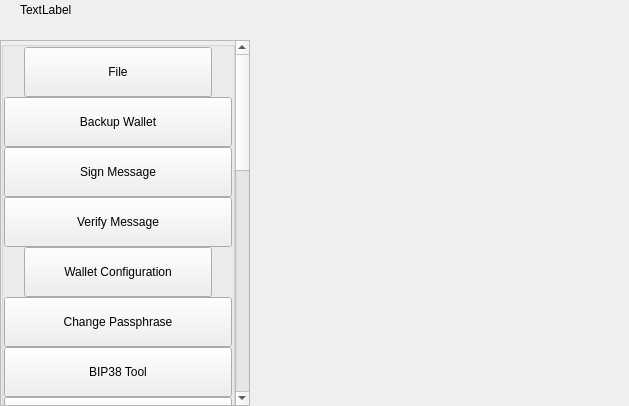
Above: src/qt/vitae/settings/forms/settingswidget.ui from VitaeTeam/Vitae before the change. Below: the same form after it.
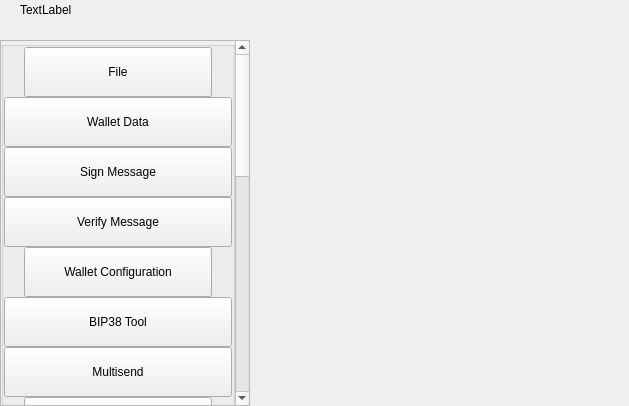
That is the form after the change.

Commit message:
wallet backup and change passphrase connected.
# Conflicts:
#	src/Makefile.qt.include
#	src/qt/vitae/settings/forms/settingschangepasswordwidget.ui
#	src/qt/vitae/settings/settingsbackupwallet.cpp
#	src/qt/vitae/settings/settingschangepasswordwidget.cpp
#	src/qt/vitae/settings/settingschangepasswordwidget.h
#	src/qt/vitae/settings/settingswidget.cpp
#	src/qt/vitae/settings/settingswidget.h

Diff of the .ui file:
```diff
--- a/src/qt/vitae/settings/forms/settingswidget.ui
+++ b/src/qt/vitae/settings/forms/settingswidget.ui
@@ -129,7 +129,7 @@
                <x>0</x>
                <y>0</y>
                <width>230</width>
-               <height>1187</height>
+               <height>1037</height>
               </rect>
              </property>
              <property name="autoFillBackground">
@@ -248,7 +248,7 @@
                          </size>
                         </property>
                         <property name="text">
-                         <string>Backup Wallet</string>
+                         <string>Wallet Data</string>
                         </property>
                         <property name="checkable">
                          <bool>true</bool>
@@ -367,34 +367,6 @@
                       <property name="bottomMargin">
                        <number>0</number>
                       </property>
-                      <item>
-                       <widget class="QPushButton" name="pushButtonConfiguration1">
-                        <property name="minimumSize">
-                         <size>
-                          <width>0</width>
-                          <height>50</height>
-                         </size>
-                        </property>
-                        <property name="maximumSize">
-                         <size>
-                          <width>16777215</width>
-                          <height>50</height>
-                         </size>
-                        </property>
-                        <property name="text">
-                         <string>Change Passphrase</string>
-                        </property>
-                        <property name="checkable">
-                         <bool>true</bool>
-                        </property>
-                        <property name="checked">
-                         <bool>false</bool>
-                        </property>
-                        <property name="autoExclusive">
-                         <bool>true</bool>
-                        </property>
-                       </widget>
-                      </item>
                       <item>
                        <widget class="QPushButton" name="pushButtonConfiguration3">
                         <property name="minimumSize">
```
The commit also changes 9 other files.
